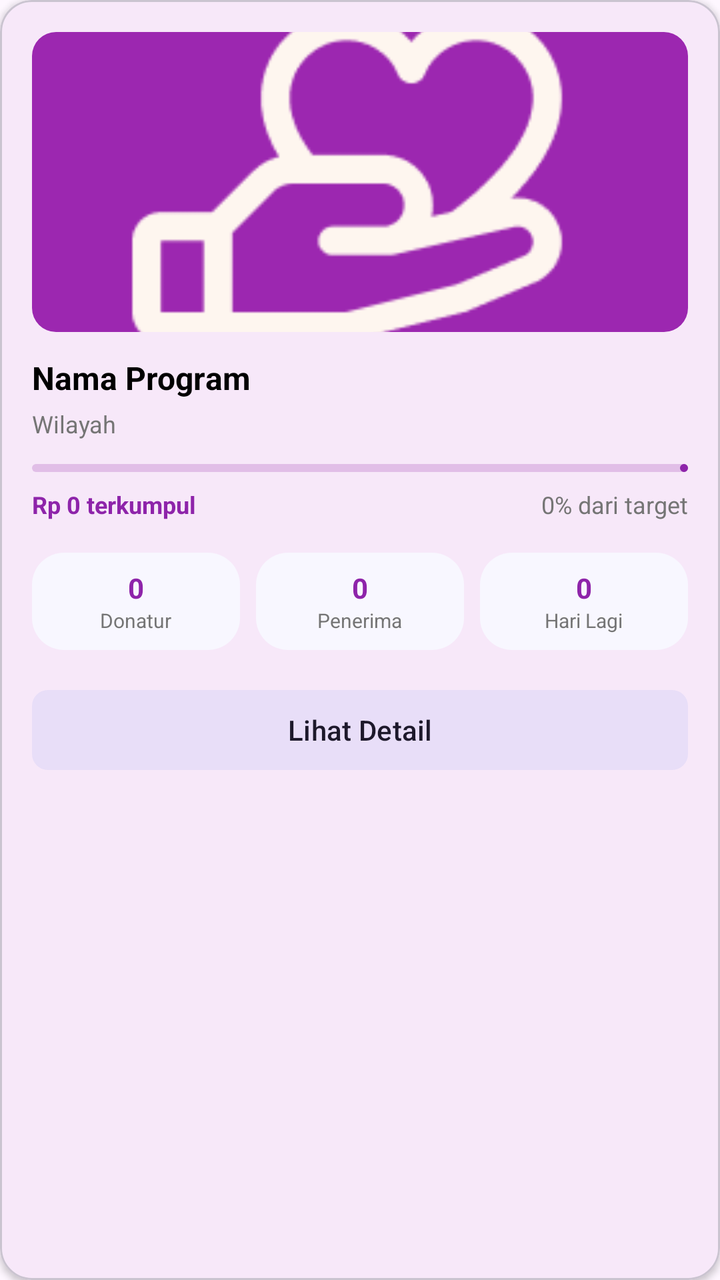
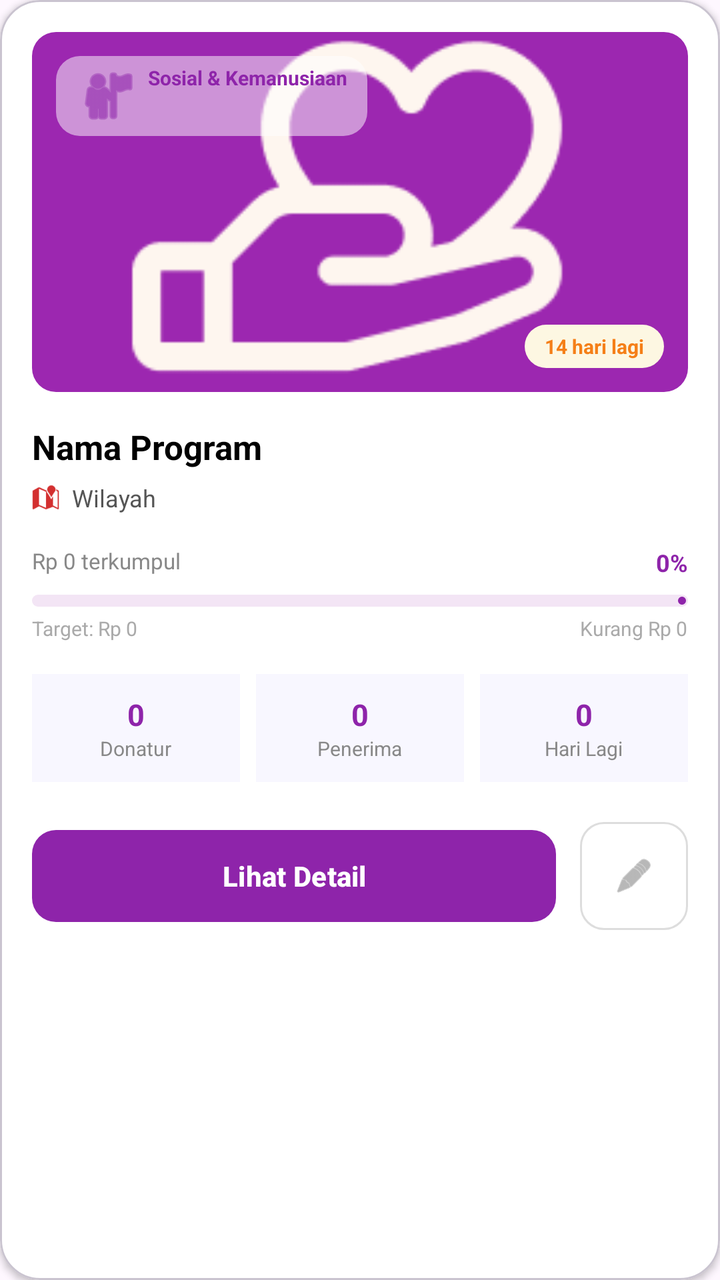

Before-and-after screenshots of an Android layout around one commit, followed by the original layout XML and the change that was made.
<!-- AndroidManifest.xml: application theme Theme.AplikasiProjekSMT4 -->
<!-- res/layout/item_program_admin.xml -->
<?xml version="1.0" encoding="utf-8"?>
<com.google.android.material.card.MaterialCardView xmlns:android="http://schemas.android.com/apk/res/android"
    xmlns:app="http://schemas.android.com/apk/res-auto"
    android:layout_width="match_parent"
    android:layout_height="wrap_content"
    android:layout_marginHorizontal="16dp"
    android:layout_marginVertical="8dp"
    app:cardCornerRadius="16dp"
    app:cardElevation="2dp">

    <LinearLayout
        android:layout_width="match_parent"
        android:layout_height="wrap_content"
        android:orientation="vertical"
        android:padding="16dp">

        <com.google.android.material.imageview.ShapeableImageView
            android:id="@+id/ivProgramImage"
            android:layout_width="match_parent"
            android:layout_height="150dp"
            android:scaleType="centerCrop"
            android:src="@drawable/group_2"
            app:shapeAppearanceOverlay="@style/ShapeAppearance.Material3.Corner.Medium" />

        <TextView
            android:id="@+id/tvNamaProgram"
            android:layout_width="match_parent"
            android:layout_height="wrap_content"
            android:layout_marginTop="12dp"
            android:text="Nama Program"
            android:textColor="@color/black"
            android:textSize="16sp"
            android:textStyle="bold" />

        <TextView
            android:id="@+id/tvWilayah"
            android:layout_width="match_parent"
            android:layout_height="wrap_content"
            android:layout_marginTop="4dp"
            android:text="Wilayah"
            android:textColor="@color/text_secondary"
            android:textSize="12sp" />

        <com.google.android.material.progressindicator.LinearProgressIndicator
            android:id="@+id/progressIndicator"
            android:layout_width="match_parent"
            android:layout_height="wrap_content"
            android:layout_marginTop="12dp"
            app:trackColor="#E1BEE7"
            app:indicatorColor="@color/primary_purple" />

        <RelativeLayout
            android:layout_width="match_parent"
            android:layout_height="wrap_content"
            android:layout_marginTop="8dp">

            <TextView
                android:id="@+id/tvTerkumpul"
                android:layout_width="wrap_content"
                android:layout_height="wrap_content"
                android:text="Rp 0 terkumpul"
                android:textColor="@color/primary_purple"
                android:textSize="12sp"
                android:textStyle="bold" />

            <TextView
                android:id="@+id/tvPersentaseTarget"
                android:layout_width="wrap_content"
                android:layout_height="wrap_content"
                android:layout_alignParentEnd="true"
                android:text="0% dari target"
                android:textColor="@color/text_secondary"
                android:textSize="12sp" />
        </RelativeLayout>

        
        <LinearLayout
            android:layout_width="match_parent"
            android:layout_height="wrap_content"
            android:layout_marginTop="16dp"
            android:orientation="horizontal">

            <LinearLayout
                android:layout_width="0dp"
                android:layout_height="wrap_content"
                android:layout_weight="1"
                android:gravity="center"
                android:orientation="vertical"
                android:background="@drawable/bg_card_white"
                android:backgroundTint="#F8F7FF"
                android:padding="8dp">
                <TextView
                    android:id="@+id/tvDonaturCount"
                    android:layout_width="wrap_content"
                    android:layout_height="wrap_content"
                    android:text="0"
                    android:textColor="@color/primary_purple"
                    android:textStyle="bold"
                    android:textSize="14sp" />
                <TextView
                    android:layout_width="wrap_content"
                    android:layout_height="wrap_content"
                    android:text="Donatur"
                    android:textColor="@color/text_secondary"
                    android:textSize="10sp" />
            </LinearLayout>

            <View android:layout_width="8dp" android:layout_height="1dp" />

            <LinearLayout
                android:layout_width="0dp"
                android:layout_height="wrap_content"
                android:layout_weight="1"
                android:gravity="center"
                android:orientation="vertical"
                android:background="@drawable/bg_card_white"
                android:backgroundTint="#F8F7FF"
                android:padding="8dp">
                <TextView
                    android:id="@+id/tvPenerimaCount"
                    android:layout_width="wrap_content"
                    android:layout_height="wrap_content"
                    android:text="0"
                    android:textColor="@color/primary_purple"
                    android:textStyle="bold"
                    android:textSize="14sp" />
                <TextView
                    android:layout_width="wrap_content"
                    android:layout_height="wrap_content"
                    android:text="Penerima"
                    android:textColor="@color/text_secondary"
                    android:textSize="10sp" />
            </LinearLayout>

            <View android:layout_width="8dp" android:layout_height="1dp" />

            <LinearLayout
                android:layout_width="0dp"
                android:layout_height="wrap_content"
                android:layout_weight="1"
                android:gravity="center"
                android:orientation="vertical"
                android:background="@drawable/bg_card_white"
                android:backgroundTint="#F8F7FF"
                android:padding="8dp">
                <TextView
                    android:id="@+id/tvHariLagi"
                    android:layout_width="wrap_content"
                    android:layout_height="wrap_content"
                    android:text="0"
                    android:textColor="@color/primary_purple"
                    android:textStyle="bold"
                    android:textSize="14sp" />
                <TextView
                    android:layout_width="wrap_content"
                    android:layout_height="wrap_content"
                    android:text="Hari Lagi"
                    android:textColor="@color/text_secondary"
                    android:textSize="10sp" />
            </LinearLayout>
        </LinearLayout>

        <com.google.android.material.button.MaterialButton
            android:id="@+id/btnLihatDetail"
            style="@style/Widget.Material3.Button.TonalButton"
            android:layout_width="match_parent"
            android:layout_height="wrap_content"
            android:layout_marginTop="16dp"
            android:text="Lihat Detail"
            android:textAllCaps="false"
            app:cornerRadius="8dp" />

    </LinearLayout>
</com.google.android.material.card.MaterialCardView>
<!-- resources referenced by this layout -->
<resources>
  <color name="black">#000000</color>
  <color name="primary_purple">#8E24AA</color>
  <color name="text_secondary">#757575</color>
  <!-- drawable bg_card_white (drawable) -->
  <?xml version="1.0" encoding="utf-8"?>
  <shape xmlns:android="http://schemas.android.com/apk/res/android">
      <solid android:color="@color/white" />
      <corners android:radius="16dp" />
  </shape>
  <!-- drawable group_2: png bitmap (drawable, 5644 bytes) -->
  <style name="Theme.AplikasiProjekSMT4" parent="Base.Theme.AplikasiProjekSMT4" />
  <color name="white">#FFFFFF</color>
  <style name="Base.Theme.AplikasiProjekSMT4" parent="Theme.Material3.DayNight.NoActionBar">
          <item name="colorPrimary">#9C27B0</item>
          <item name="colorPrimaryVariant">#7B1FA2</item>
          <item name="colorOnPrimary">#FFFFFF</item>
      </style>
</resources>

<!-- the commit's change to res/layout/item_program_admin.xml (unified diff, before → after) -->
@@ -5,8 +5,9 @@
     android:layout_height="wrap_content"
     android:layout_marginHorizontal="16dp"
     android:layout_marginVertical="8dp"
-    app:cardCornerRadius="16dp"
-    app:cardElevation="2dp">
+    app:cardCornerRadius="20dp"
+    app:cardElevation="2dp"
+    app:cardBackgroundColor="#FFFFFF">
 
     <LinearLayout
         android:layout_width="match_parent"
@@ -14,161 +15,200 @@
         android:orientation="vertical"
         android:padding="16dp">
 
-        <com.google.android.material.imageview.ShapeableImageView
-            android:id="@+id/ivProgramImage"
-            android:layout_width="match_parent"
-            android:layout_height="150dp"
-            android:scaleType="centerCrop"
-            android:src="@drawable/group_2"
-            app:shapeAppearanceOverlay="@style/ShapeAppearance.Material3.Corner.Medium" />
+        <FrameLayout
+            android:layout_width="match_parent"
+            android:layout_height="180dp">
+
+            <com.google.android.material.imageview.ShapeableImageView
+                android:id="@+id/ivProgramImage"
+                android:layout_width="match_parent"
+                android:layout_height="match_parent"
+                android:scaleType="centerCrop"
+                android:src="@drawable/group_2"
+                app:shapeAppearanceOverlay="@style/ShapeAppearance.Material3.Corner.Medium" />
+
+            
+            <TextView
+                android:id="@+id/tvCategoryBadge"
+                android:layout_width="wrap_content"
+                android:layout_height="wrap_content"
+                android:layout_margin="12dp"
+                android:background="@drawable/bg_tag_purple_light"
+                android:backgroundTint="#80FFFFFF"
+                android:paddingHorizontal="10dp"
+                android:paddingVertical="4dp"
+                android:text="Sosial &amp; Kemanusiaan"
+                android:textColor="@color/primary_purple"
+                android:textSize="10sp"
+                android:textStyle="bold"
+                android:drawableStart="@android:drawable/ic_menu_myplaces"
+                android:drawablePadding="4dp"
+                app:drawableTint="@color/primary_purple" />
+
+            
+            <TextView
+                android:id="@+id/tvDaysBadge"
+                android:layout_width="wrap_content"
+                android:layout_height="wrap_content"
+                android:layout_gravity="bottom|end"
+                android:layout_margin="12dp"
+                android:background="@drawable/bg_tag_baru"
+                android:backgroundTint="#FDF7E2"
+                android:paddingHorizontal="10dp"
+                android:paddingVertical="4dp"
+                android:text="14 hari lagi"
+                android:textColor="#F57F17"
+                android:textSize="10sp"
+                android:textStyle="bold" />
+        </FrameLayout>
 
         <TextView
             android:id="@+id/tvNamaProgram"
             android:layout_width="match_parent"
             android:layout_height="wrap_content"
-            android:layout_marginTop="12dp"
+            android:layout_marginTop="16dp"
             android:text="Nama Program"
             android:textColor="@color/black"
-            android:textSize="16sp"
+            android:textSize="17sp"
             android:textStyle="bold" />
 
-        <TextView
-            android:id="@+id/tvWilayah"
-            android:layout_width="match_parent"
-            android:layout_height="wrap_content"
-            android:layout_marginTop="4dp"
-            android:text="Wilayah"
-            android:textColor="@color/text_secondary"
-            android:textSize="12sp" />
+        <LinearLayout
+            android:layout_width="match_parent"
+            android:layout_height="wrap_content"
+            android:layout_marginTop="6dp"
+            android:gravity="center_vertical"
+            android:orientation="horizontal">
+            <ImageView
+                android:layout_width="14dp"
+                android:layout_height="14dp"
+                android:src="@android:drawable/ic_dialog_map"
+                app:tint="#D32F2F" />
+            <TextView
+                android:id="@+id/tvWilayah"
+                android:layout_width="wrap_content"
+                android:layout_height="wrap_content"
+                android:layout_marginStart="6dp"
+                android:text="Wilayah"
+                android:textColor="#555555"
+                android:textSize="12sp" />
+        </LinearLayout>
+
+        <RelativeLayout
+            android:layout_width="match_parent"
+            android:layout_height="wrap_content"
+            android:layout_marginTop="16dp">
+            <TextView
+                android:id="@+id/tvTerkumpul"
+                android:layout_width="wrap_content"
+                android:layout_height="wrap_content"
+                android:text="Rp 0 terkumpul"
+                android:textColor="#888888"
+                android:textSize="11sp" />
+            <TextView
+                android:id="@+id/tvPersentaseTarget"
+                android:layout_width="wrap_content"
+                android:layout_height="wrap_content"
+                android:layout_alignParentEnd="true"
+                android:text="0%"
+                android:textColor="@color/primary_purple"
+                android:textStyle="bold"
+                android:textSize="12sp" />
+        </RelativeLayout>
 
         <com.google.android.material.progressindicator.LinearProgressIndicator
             android:id="@+id/progressIndicator"
             android:layout_width="match_parent"
             android:layout_height="wrap_content"
-            android:layout_marginTop="12dp"
-            app:trackColor="#E1BEE7"
-            app:indicatorColor="@color/primary_purple" />
-
-        <RelativeLayout
-            android:layout_width="match_parent"
-            android:layout_height="wrap_content"
-            android:layout_marginTop="8dp">
-
-            <TextView
-                android:id="@+id/tvTerkumpul"
-                android:layout_width="wrap_content"
-                android:layout_height="wrap_content"
-                android:text="Rp 0 terkumpul"
-                android:textColor="@color/primary_purple"
-                android:textSize="12sp"
-                android:textStyle="bold" />
-
-            <TextView
-                android:id="@+id/tvPersentaseTarget"
-                android:layout_width="wrap_content"
-                android:layout_height="wrap_content"
-                android:layout_alignParentEnd="true"
-                android:text="0% dari target"
-                android:textColor="@color/text_secondary"
-                android:textSize="12sp" />
-        </RelativeLayout>
-
-        
+            android:layout_marginTop="8dp"
+            app:trackColor="#F3E5F5"
+            app:trackCornerRadius="4dp"
+            app:trackThickness="6dp"
+            app:indicatorColor="@color/primary_purple"
+            android:progress="0" />
+
+        <LinearLayout
+            android:layout_width="match_parent"
+            android:layout_height="wrap_content"
+            android:layout_marginTop="4dp"
+            android:orientation="horizontal">
+            <TextView
+                android:id="@+id/tvTargetLabel"
+                android:layout_width="wrap_content"
+                android:layout_height="wrap_content"
+                android:text="Target: Rp 0"
+                android:textColor="#AAAAAA"
+                android:textSize="10sp" />
+            <View android:layout_width="0dp" android:layout_height="0dp" android:layout_weight="1" />
+            <TextView
+                android:id="@+id/tvKurangLabel"
+                android:layout_width="wrap_content"
+                android:layout_height="wrap_content"
+                android:text="Kurang Rp 0"
+                android:textColor="#AAAAAA"
+                android:textSize="10sp" />
+        </LinearLayout>
+
         <LinearLayout
             android:layout_width="match_parent"
             android:layout_height="wrap_content"
             android:layout_marginTop="16dp"
             android:orientation="horizontal">
 
-            <LinearLayout
+            <LinearLayout android:layout_width="0dp" android:layout_height="wrap_content" android:layout_weight="1" android:gravity="center" android:orientation="vertical" android:background="#F8F7FF" android:paddingVertical="10dp" android:paddingHorizontal="4dp">
+                <TextView android:id="@+id/tvDonaturCount" android:layout_width="wrap_content" android:layout_height="wrap_content" android:text="0" android:textColor="@color/primary_purple" android:textStyle="bold" android:textSize="15sp" />
+                <TextView android:layout_width="wrap_content" android:layout_height="wrap_content" android:text="Donatur" android:textColor="#888888" android:textSize="10sp" />
+            </LinearLayout>
+
+            <View android:layout_width="8dp" android:layout_height="1dp" />
+
+            <LinearLayout android:layout_width="0dp" android:layout_height="wrap_content" android:layout_weight="1" android:gravity="center" android:orientation="vertical" android:background="#F8F7FF" android:paddingVertical="10dp" android:paddingHorizontal="4dp">
+                <TextView android:id="@+id/tvPenerimaCount" android:layout_width="wrap_content" android:layout_height="wrap_content" android:text="0" android:textColor="@color/primary_purple" android:textStyle="bold" android:textSize="15sp" />
+                <TextView android:layout_width="wrap_content" android:layout_height="wrap_content" android:text="Penerima" android:textColor="#888888" android:textSize="10sp" />
+            </LinearLayout>
+
+            <View android:layout_width="8dp" android:layout_height="1dp" />
+
+            <LinearLayout android:layout_width="0dp" android:layout_height="wrap_content" android:layout_weight="1" android:gravity="center" android:orientation="vertical" android:background="#F8F7FF" android:paddingVertical="10dp" android:paddingHorizontal="4dp">
+                <TextView android:id="@+id/tvHariLagiStat" android:layout_width="wrap_content" android:layout_height="wrap_content" android:text="0" android:textColor="@color/primary_purple" android:textStyle="bold" android:textSize="15sp" />
+                <TextView android:layout_width="wrap_content" android:layout_height="wrap_content" android:text="Hari Lagi" android:textColor="#888888" android:textSize="10sp" />
+            </LinearLayout>
+        </LinearLayout>
+
+        <LinearLayout
+            android:layout_width="match_parent"
+            android:layout_height="wrap_content"
+            android:layout_marginTop="20dp"
+            android:orientation="horizontal">
+
+            <com.google.android.material.button.MaterialButton
+                android:id="@+id/btnLihatDetail"
                 android:layout_width="0dp"
-                android:layout_height="wrap_content"
+                android:layout_height="54dp"
                 android:layout_weight="1"
-                android:gravity="center"
-                android:orientation="vertical"
-                android:background="@drawable/bg_card_white"
-                android:backgroundTint="#F8F7FF"
-                android:padding="8dp">
-                <TextView
-                    android:id="@+id/tvDonaturCount"
-                    android:layout_width="wrap_content"
-                    android:layout_height="wrap_content"
-                    android:text="0"
-                    android:textColor="@color/primary_purple"
-                    android:textStyle="bold"
-                    android:textSize="14sp" />
-                <TextView
-                    android:layout_width="wrap_content"
-                    android:layout_height="wrap_content"
-                    android:text="Donatur"
-                    android:textColor="@color/text_secondary"
-                    android:textSize="10sp" />
-            </LinearLayout>
-
-            <View android:layout_width="8dp" android:layout_height="1dp" />
-
-            <LinearLayout
-                android:layout_width="0dp"
-                android:layout_height="wrap_content"
-                android:layout_weight="1"
-                android:gravity="center"
-                android:orientation="vertical"
-                android:background="@drawable/bg_card_white"
-                android:backgroundTint="#F8F7FF"
-                android:padding="8dp">
-                <TextView
-                    android:id="@+id/tvPenerimaCount"
-                    android:layout_width="wrap_content"
-                    android:layout_height="wrap_content"
-                    android:text="0"
-                    android:textColor="@color/primary_purple"
-                    android:textStyle="bold"
-                    android:textSize="14sp" />
-                <TextView
-                    android:layout_width="wrap_content"
-                    android:layout_height="wrap_content"
-                    android:text="Penerima"
-                    android:textColor="@color/text_secondary"
-                    android:textSize="10sp" />
-            </LinearLayout>
-
-            <View android:layout_width="8dp" android:layout_height="1dp" />
-
-            <LinearLayout
-                android:layout_width="0dp"
-                android:layout_height="wrap_content"
-                android:layout_weight="1"
-                android:gravity="center"
-                android:orientation="vertical"
-                android:background="@drawable/bg_card_white"
-                android:backgroundTint="#F8F7FF"
-                android:padding="8dp">
-                <TextView
-                    android:id="@+id/tvHariLagi"
-                    android:layout_width="wrap_content"
-                    android:layout_height="wrap_content"
-                    android:text="0"
-                    android:textColor="@color/primary_purple"
-                    android:textStyle="bold"
-                    android:textSize="14sp" />
-                <TextView
-                    android:layout_width="wrap_content"
-                    android:layout_height="wrap_content"
-                    android:text="Hari Lagi"
-                    android:textColor="@color/text_secondary"
-                    android:textSize="10sp" />
-            </LinearLayout>
-        </LinearLayout>
-
-        <com.google.android.material.button.MaterialButton
-            android:id="@+id/btnLihatDetail"
-            style="@style/Widget.Material3.Button.TonalButton"
-            android:layout_width="match_parent"
-            android:layout_height="wrap_content"
-            android:layout_marginTop="16dp"
-            android:text="Lihat Detail"
-            android:textAllCaps="false"
-            app:cornerRadius="8dp" />
+                android:text="Lihat Detail"
+                android:textAllCaps="false"
+                android:textStyle="bold"
+                app:backgroundTint="@color/primary_purple"
+                app:cornerRadius="12dp" />
+
+            <com.google.android.material.button.MaterialButton
+                android:id="@+id/btnEditProgram"
+                style="@style/Widget.MaterialComponents.Button.OutlinedButton"
+                android:layout_width="54dp"
+                android:layout_height="54dp"
+                android:layout_marginStart="12dp"
+                app:cornerRadius="12dp"
+                app:icon="@android:drawable/ic_menu_edit"
+                app:iconGravity="textStart"
+                app:iconPadding="0dp"
+                app:iconSize="20dp"
+                app:iconTint="#888888"
+                app:strokeColor="#DDDDDD"
+                android:insetLeft="0dp"
+                android:insetTop="0dp"
+                android:insetRight="0dp"
+                android:insetBottom="0dp" />
+        </LinearLayout>
 
     </LinearLayout>
 </com.google.android.material.card.MaterialCardView>
<!-- resource entries referenced after the edit -->
@@ -2,16 +2,21 @@
 <resources>
   <color name="black">#000000</color>
   <color name="primary_purple">#8E24AA</color>
-  <color name="text_secondary">#757575</color>
-  <!-- drawable bg_card_white (drawable) -->
+  <!-- drawable bg_tag_baru (drawable) -->
   <?xml version="1.0" encoding="utf-8"?>
   <shape xmlns:android="http://schemas.android.com/apk/res/android">
-      <solid android:color="@color/white" />
-      <corners android:radius="16dp" />
+      <solid android:color="@color/bg_tag_baru" />
+      <corners android:radius="12dp" />
+  </shape>
+  <!-- drawable bg_tag_purple_light (drawable) -->
+  <?xml version="1.0" encoding="utf-8"?>
+  <shape xmlns:android="http://schemas.android.com/apk/res/android">
+      <solid android:color="#F3E5F5" />
+      <corners android:radius="12dp" />
   </shape>
   <!-- drawable group_2: png bitmap (drawable, 5644 bytes) -->
   <style name="Theme.AplikasiProjekSMT4" parent="Base.Theme.AplikasiProjekSMT4" />
-  <color name="white">#FFFFFF</color>
+  <color name="bg_tag_baru">#FFF3E0</color>
   <style name="Base.Theme.AplikasiProjekSMT4" parent="Theme.Material3.DayNight.NoActionBar">
           <item name="colorPrimary">#9C27B0</item>
           <item name="colorPrimaryVariant">#7B1FA2</item>
